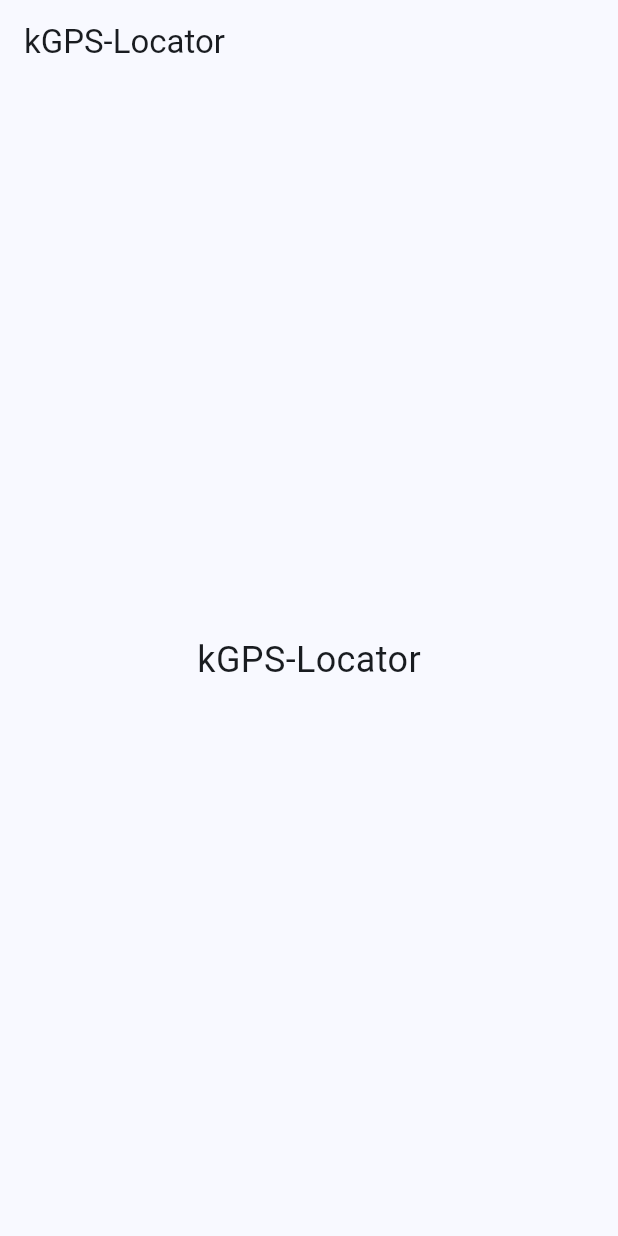
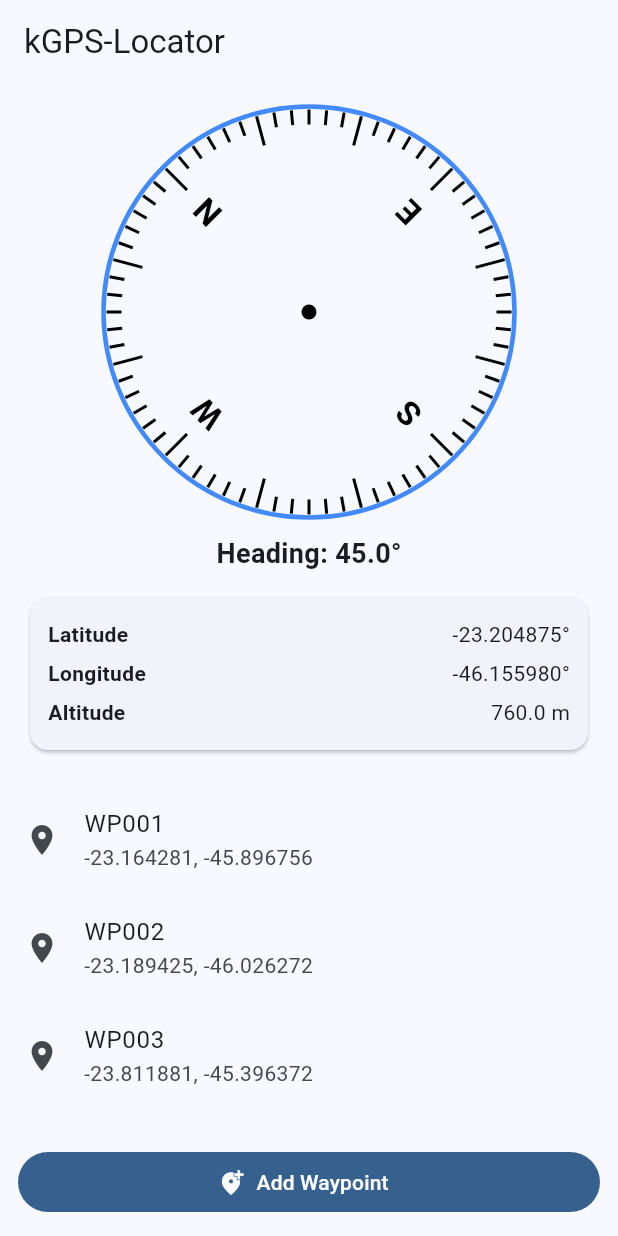
Before and after one commit to JonasPerezDev/Flutter_GPS, a Flutter app: the screen it shows after launch, on a phone screen of 412 x 824 dp. Run offline on Flutter 3.47's test engine with Material 3 defaults, Android fonts, the phone set to English and light mode, and no system bars.

Commit message:
Finalização de Layout. Interface e funcionalidades fictícias.
-ADD Classe waypoint
-ADD Widget Compass
-ADD componentes da main.

```diff
--- a/lib/main.dart
+++ b/lib/main.dart
@@ -1,4 +1,6 @@
 import 'package:flutter/material.dart';
+import 'package:kgps_locator_jonas/models/waypoint.dart';
+import 'package:kgps_locator_jonas/widgets/compass.dart';
 
 void main() {
   runApp(const KGpsLocatorApp());
@@ -29,12 +31,185 @@ class HomePage extends StatefulWidget {
 }
 
 class _HomePageState extends State<HomePage> {
+  // Dados ficticios para a Gaveta 2.
+  double latitude = -23.2048746;
+  double longitude = -46.1559800;
+  double altitude = 760.0;
+  double heading = 45.0;
+
+  Waypoint? navegandoPara;
+
+  final List<Waypoint> waypoints = [
+    const Waypoint(nome: 'WP001', latitude: -23.164281, longitude: -45.896756),
+    const Waypoint(nome: 'WP002', latitude: -23.189425, longitude: -46.026272),
+    const Waypoint(nome: 'WP003', latitude: -23.811881, longitude: -45.396372),
+  ];
+
+  void navegarPara(Waypoint waypoint) {
+    print('Voce acionou o Navegar para ${waypoint.nome}');
+
+    setState(() {
+      navegandoPara = waypoint;
+    });
+  }
+
+  void pararNavegacao() {
+    if (navegandoPara != null) {
+      print('Voce parou o Navegar para ${navegandoPara!.nome}');
+    }
+
+    setState(() {
+      navegandoPara = null;
+    });
+  }
+
+  void adicionarWaypoint() {
+    print('Voce clicou no botão Add Waypoint');
+  }
+
+  void excluirWaypoint(Waypoint waypoint) {
+    print('Voce acionou o excluir Waypoint ${waypoint.nome}');
+
+    // O Dismissible exige que o item saia da lista apos o swipe,
+    // senao o Flutter lanca uma excecao no console.
+    setState(() {
+      waypoints.remove(waypoint);
+    });
+  }
+
   @override
   Widget build(BuildContext context) {
     return Scaffold(
       appBar: AppBar(title: const Text('kGPS-Locator')),
-      body: const Center(
-        child: Text('kGPS-Locator', style: TextStyle(fontSize: 24)),
+      body: SafeArea(
+        child: Column(
+          children: [
+            const SizedBox(height: 12),
+
+            Compass(heading: heading),
+
+            const SizedBox(height: 8),
+
+            Text(
+              'Heading: ${heading.toStringAsFixed(1)}°',
+              style: const TextStyle(fontSize: 18, fontWeight: FontWeight.bold),
+            ),
+
+            const SizedBox(height: 12),
+
+            _buildLocationInfo(),
+
+            const SizedBox(height: 12),
+
+            if (navegandoPara != null) _buildNavigationInfo(),
+
+            const SizedBox(height: 8),
+
+            Expanded(child: _buildWaypointList()),
+          ],
+        ),
+      ),
+
+      floatingActionButton: navegandoPara != null
+          ? FloatingActionButton.extended(
+              onPressed: pararNavegacao,
+              icon: const Icon(Icons.stop),
+              label: const Text('STOP'),
+            )
+          : null,
+
+      bottomNavigationBar: Padding(
+        padding: const EdgeInsets.all(12),
+        child: FilledButton.icon(
+          onPressed: adicionarWaypoint,
+          icon: const Icon(Icons.add_location_alt),
+          label: const Text('Add Waypoint'),
+        ),
+      ),
+    );
+  }
+
+  Widget _buildLocationInfo() {
+    return Padding(
+      padding: const EdgeInsets.symmetric(horizontal: 16),
+      child: Card(
+        child: Padding(
+          padding: const EdgeInsets.all(12),
+          child: Column(
+            children: [
+              _infoRow('Latitude', '${latitude.toStringAsFixed(6)}°'),
+              _infoRow('Longitude', '${longitude.toStringAsFixed(6)}°'),
+              _infoRow('Altitude', '${altitude.toStringAsFixed(1)} m'),
+            ],
+          ),
+        ),
+      ),
+    );
+  }
+
+  Widget _buildNavigationInfo() {
+    return Card(
+      margin: const EdgeInsets.symmetric(horizontal: 16),
+      child: Padding(
+        padding: const EdgeInsets.all(12),
+        child: Column(
+          children: [
+            const Text(
+              'NAVEGANDO PARA',
+              style: TextStyle(fontWeight: FontWeight.bold),
+            ),
+            const SizedBox(height: 4),
+            Text(navegandoPara!.nome, style: const TextStyle(fontSize: 20)),
+            const SizedBox(height: 4),
+            const Text('Azimute: --°    Distância: -- m'),
+          ],
+        ),
+      ),
+    );
+  }
+
+  Widget _buildWaypointList() {
+    return ListView.builder(
+      itemCount: waypoints.length,
+      itemBuilder: (context, index) {
+        final waypoint = waypoints[index];
+
+        return Dismissible(
+          key: ValueKey(waypoint.nome),
+          direction: DismissDirection.endToStart,
+          background: Container(
+            alignment: Alignment.centerRight,
+            padding: const EdgeInsets.only(right: 20),
+            child: const Icon(Icons.delete, size: 30),
+          ),
+          onDismissed: (_) {
+            excluirWaypoint(waypoint);
+          },
+          child: ListTile(
+            leading: const Icon(Icons.location_on),
+            title: Text(waypoint.nome),
+            subtitle: Text(
+              '${waypoint.latitude.toStringAsFixed(6)}, '
+              '${waypoint.longitude.toStringAsFixed(6)}',
+            ),
+            onLongPress: () {
+              navegarPara(waypoint);
+            },
+          ),
+        );
+      },
+    );
+  }
+
+  Widget _infoRow(String label, String value) {
+    return Padding(
+      padding: const EdgeInsets.symmetric(vertical: 3),
+      child: Row(
+        mainAxisAlignment: MainAxisAlignment.spaceBetween,
+        children: [
+          Text(label, style: const TextStyle(fontWeight: FontWeight.bold)),
+          Text(value),
+        ],
       ),
     );
   }
```
Also changed, not shown: 1 other file.
